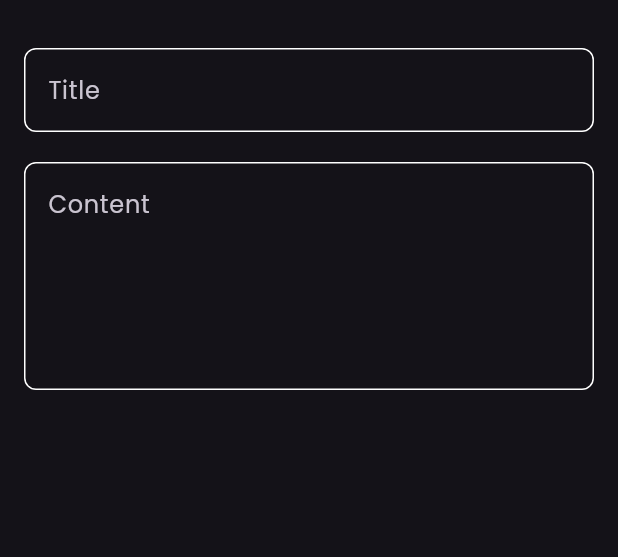
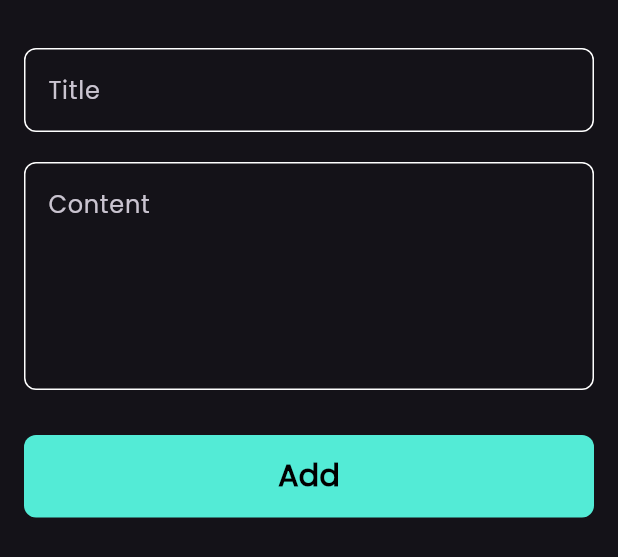
Before and after one commit to RashadPro/flutter_notes_app, a Flutter app: the AddNoteButtomSheet widget shown alone on an empty page, opened directly, on a phone screen of 412 x 824 dp. Shown: the top 557 px of the screen. Run offline on Flutter 3.47's test engine with Material 3 defaults, Android fonts, the phone set to English and light mode, and no system bars; our stand-ins replace font_awesome_flutter.

Commit message:
finish notes button sheet

```diff
--- a/lib/views/widgets/add_note_bottom_sheet.dart
+++ b/lib/views/widgets/add_note_bottom_sheet.dart
@@ -1,4 +1,6 @@
 import 'package:flutter/material.dart';
+import 'package:notes_app/constants.dart';
+import 'custom_button.dart';
 import 'custom_text_field.dart';
 
 class AddNoteButtomSheet extends StatelessWidget {
@@ -8,6 +10,7 @@ class AddNoteButtomSheet extends StatelessWidget {
   Widget build(BuildContext context) {
     return const Padding(
       padding: EdgeInsets.symmetric(horizontal: 16),
+      child: SingleChildScrollView(
         child: Column(
           children: [
             SizedBox(height: 32),
@@ -19,7 +22,10 @@ class AddNoteButtomSheet extends StatelessWidget {
               hint: 'Content',
               maxLines: 5,
             ),
+            SizedBox(height: 30),
+            CustomButton(),
           ],
+        ),
       ),
     );
   }
--- /dev/null
+++ b/lib/views/widgets/custom_button.dart
@@ -0,0 +1,28 @@
+import 'package:flutter/material.dart';
+import '../../constants.dart';
+
+class CustomButton extends StatelessWidget {
+  const CustomButton({super.key});
+
+  @override
+  Widget build(BuildContext context) {
+    return Container(
+      width: MediaQuery.of(context).size.width,
+      height: 55,
+      decoration: BoxDecoration(
+        color: kPrimaryColor,
+        borderRadius: BorderRadius.circular(8),
+      ),
+      child: const Center(
+        child: Text(
+          'Add',
+          style: TextStyle(
+            color: Colors.black,
+            fontSize: 20,
+            fontWeight: FontWeight.bold,
+          ),
+        ),
+      ),
+    );
+  }
+}
```
Lines whose indentation alone changed are shown as unchanged.
